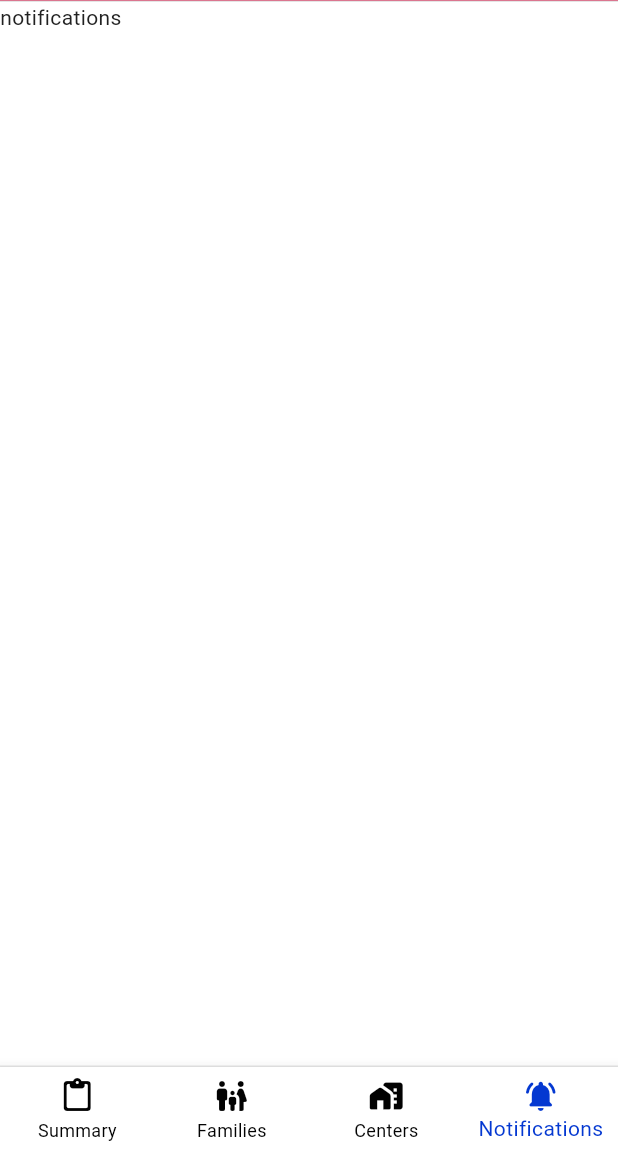
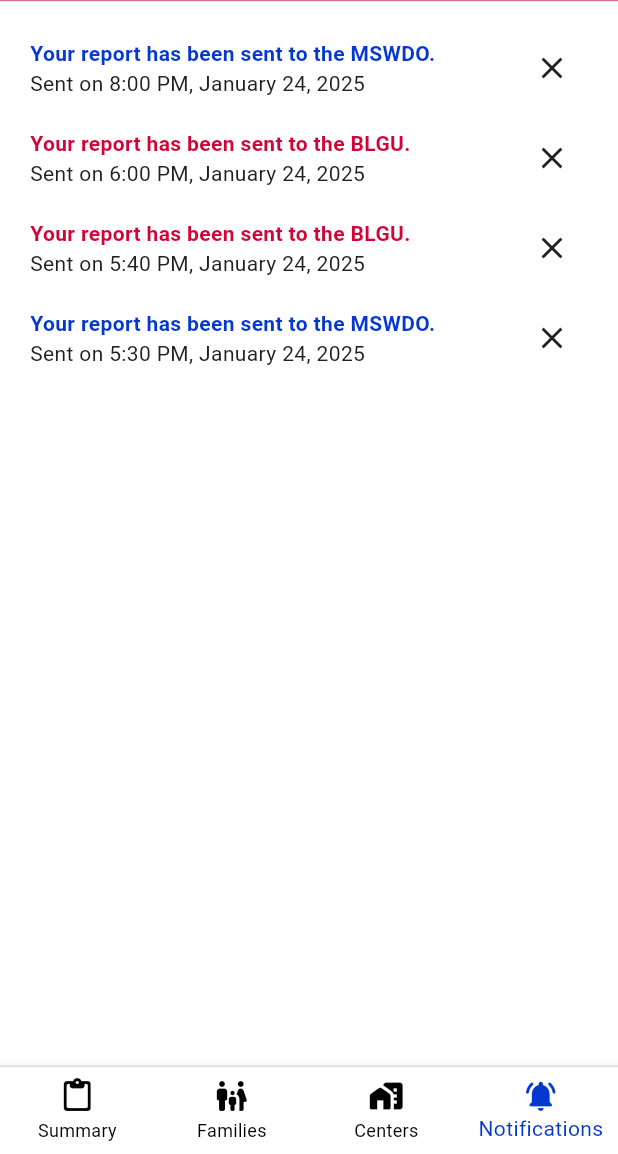
Before and after one commit to madaanoy/EvacuAid, a Flutter app: the BlguNotifications screen opened by its route, on a phone screen of 412 x 824 dp, the part 82-1236 px from its top. Run offline on Flutter 3.47's test engine with Material 3 defaults, Android fonts, the light colour scheme and no system bars; our stand-ins replace go_router.

Commit message:
[EVA-64] [DEV] BLGU Notifications Screen
The UI is now coded, the functionality is not yet necessary.

```diff
--- a/evacuaid/lib/main.dart
+++ b/evacuaid/lib/main.dart
@@ -1,7 +1,7 @@
 import 'package:evacuaid/screens/blguCreateEvacCenter.dart';
 import 'package:evacuaid/screens/blguFamilyList.dart';
-import 'package:evacuaid/screens/blguNotifications.dart';
-import 'package:evacuaid/screens/blguSummary.dart';
+import 'package:evacuaid/screens/blgunotifications.dart';
+import 'package:evacuaid/screens/blgusummary.dart';
 import 'package:flutter/material.dart';
 import 'package:go_router/go_router.dart';
 // import 'package:google_fonts/google_fonts.dart';
--- a/evacuaid/lib/screens/blguFamilyList.dart
+++ b/evacuaid/lib/screens/blguFamilyList.dart
@@ -1,6 +1,6 @@
 import 'package:flutter/material.dart';
-import '../widgets/BlguNavbar.dart';
-import '../widgets/MainAppBar.dart';
+import '../widgets/blgunavbar.dart';
+import '../widgets/mainappbar.dart';
 
 class BlguFamilyList extends StatelessWidget {
   const BlguFamilyList({super.key});
--- a/evacuaid/lib/screens/blguNotifications.dart
+++ b/evacuaid/lib/screens/blguNotifications.dart
@@ -1,6 +1,15 @@
+/* Authored by: Raymund Joseph M. Rosco
+Company: Patent Pending
+Project: EvacuAid
+Feature: [EVA-64] [DEV] BLGU Notifications Screen
+Description:
+This is where you can view and see if your report has been sent.
+*/
+
+import 'package:evacuaid/widgets/notification.dart';
 import 'package:flutter/material.dart';
-import '../widgets/BlguNavbar.dart';
-import '../widgets/MainAppBar.dart';
+import '../widgets/blgunavbar.dart';
+import '../widgets/mainappbar.dart';
 
 class BlguNotifications extends StatelessWidget {
   const BlguNotifications({super.key});
@@ -9,7 +18,17 @@ class BlguNotifications extends StatelessWidget {
   Widget build(BuildContext context) {
     return Scaffold(
       appBar: MainAppBar(),
-      body: Text("notifications"),
+      body: Container(
+        padding: EdgeInsets.all(20),
+        child: Column(
+          children: [
+            NotificationWidget(receiver: "MSWDO", date: '8:00 PM, January 24, 2025'),
+            NotificationWidget(receiver: "BLGU", date: '6:00 PM, January 24, 2025'),
+            NotificationWidget(receiver: "BLGU", date: '5:40 PM, January 24, 2025'),
+            NotificationWidget(receiver: "MSWDO", date: '5:30 PM, January 24, 2025'),
+          ],
+        ),
+      ),
       bottomNavigationBar: const BlguNavbar(3),
     );
   }
--- a/evacuaid/lib/screens/blguSummary.dart
+++ b/evacuaid/lib/screens/blguSummary.dart
@@ -1,6 +1,6 @@
 import 'package:flutter/material.dart';
-import '../widgets/BlguNavbar.dart';
-import '../widgets/MainAppBar.dart';
+import '../widgets/blgunavbar.dart';
+import '../widgets/mainappbar.dart';
 
 class BlguSummary extends StatelessWidget {
   const BlguSummary({super.key});
--- /dev/null
+++ b/evacuaid/lib/widgets/notification.dart
@@ -0,0 +1,49 @@
+import 'package:flutter/material.dart';
+
+class NotificationWidget extends StatelessWidget {
+  final String receiver;
+  final String date;
+  const NotificationWidget({super.key, required this.receiver, required this.date});
+
+  @override
+  Widget build(BuildContext context) {
+    Color getColor() {
+      if (receiver == "MSWDO") {
+        return Theme.of(context).colorScheme.primary;
+      } else if (receiver == "BLGU") {
+        return Theme.of(context).colorScheme.secondary;
+      }
+
+      return Colors.black;
+    }
+
+    return Container(
+      margin: EdgeInsets.fromLTRB(0, 0, 0, 12),
+      width: double.infinity,
+      child: Row(
+        crossAxisAlignment: CrossAxisAlignment.center,
+        mainAxisAlignment: MainAxisAlignment.spaceBetween,
+        children: [
+          Column(
+            crossAxisAlignment: CrossAxisAlignment.start,
+            children: [
+              Text(
+                "Your report has been sent to the $receiver.",
+                style: TextStyle(
+                  fontWeight: FontWeight.bold,
+                  color: getColor(),
+                ),
+              ),
+              Text("Sent on $date"),
+            ],
+          ),
+          IconButton(
+            iconSize: 24,
+            icon: const Icon(Icons.close),
+            onPressed: () => {},
+          ),
+        ],
+      ),
+    );
+  }
+}
```
Also changed, not shown: evacuaid/lib/screens/blguCreateEvacCenter.dart (+5 -5 lines).
